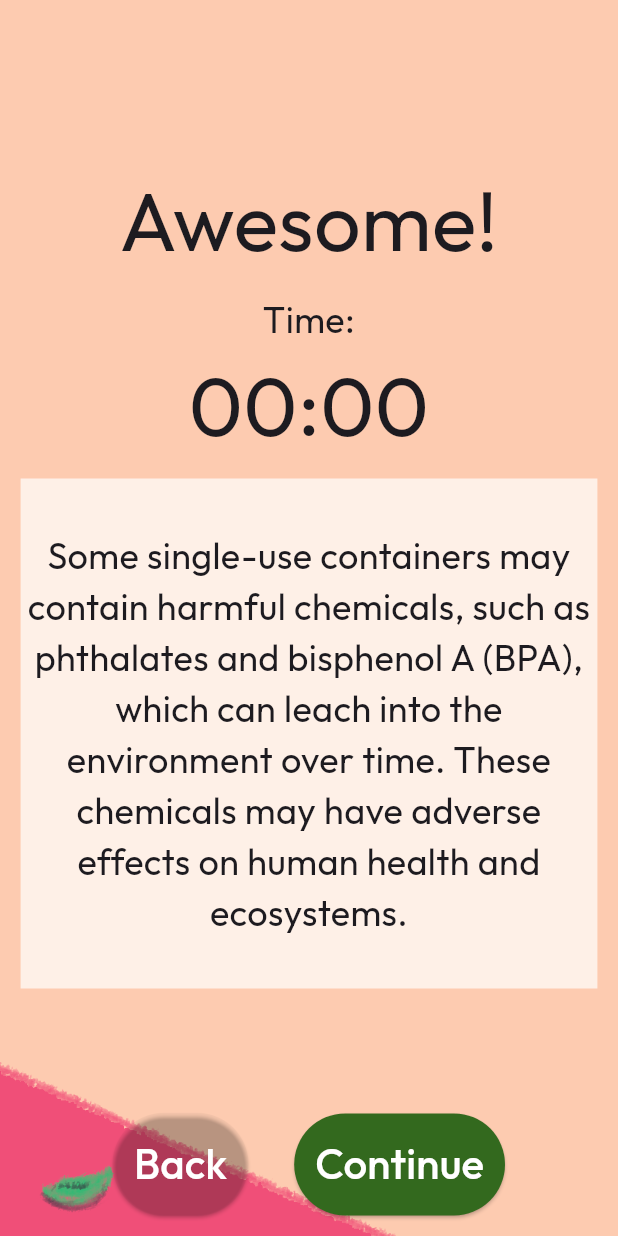
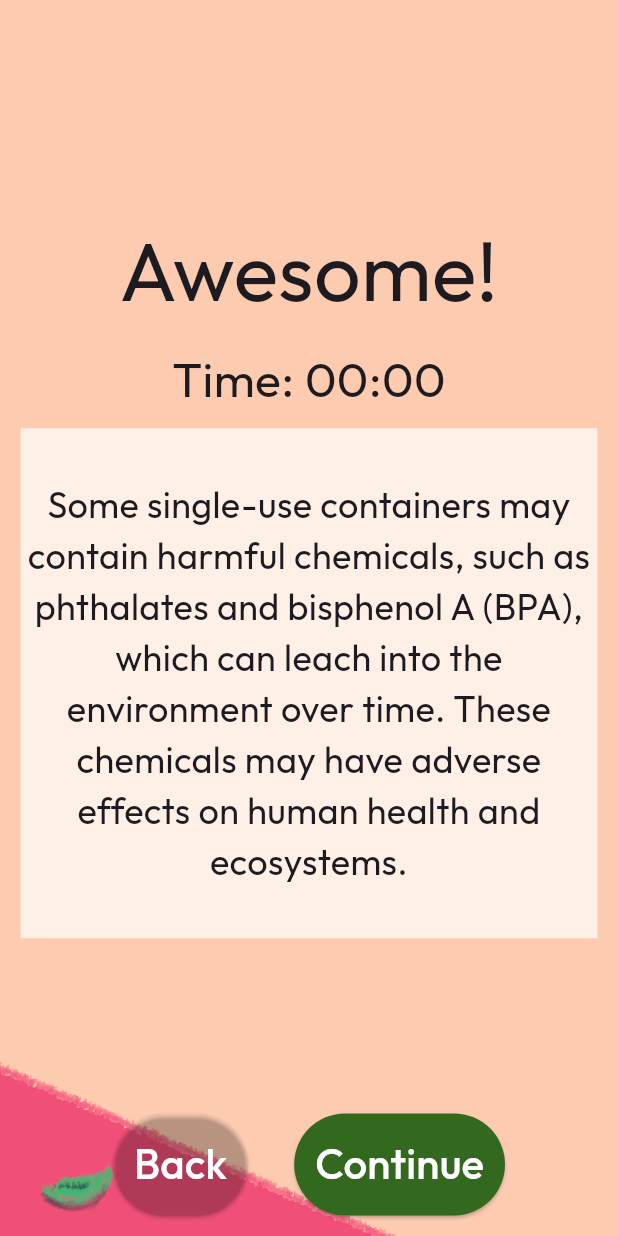
Before and after one commit to jiajun-seah/pack-it, a Flutter app: the WinGameScreen screen opened directly with empty values, on a phone screen of 412 x 824 dp. Run offline on Flutter 3.47's test engine with Material 3 defaults, Android fonts, the phone set to English and light mode, and no system bars; our stand-ins replace audioplayers, auto_size_text, go_router, google_fonts, shared_preferences; missing offline and left inert: nes_ui; accounts and stored records are empty.

Commit message:
minor aesthetic fixes, spelling errors

```diff
--- a/revival_realm/lib/extras/extras_screen.dart
+++ b/revival_realm/lib/extras/extras_screen.dart
@@ -103,7 +103,7 @@ class ExtrasScreen extends StatelessWidget {
                         ),
                       ),
                       TextSpan(
-                        text: 'Github',
+                        text: 'GitHub',
                         style: GoogleFonts.outfit(
                           fontSize: 24,
                           color: Colors.black,
--- a/revival_realm/lib/play_session/play_session_screen.dart
+++ b/revival_realm/lib/play_session/play_session_screen.dart
@@ -32,7 +32,7 @@ class _PlaySessionScreenState extends State<PlaySessionScreen> {
 
   static const _celebrationDuration = Duration(milliseconds: 3000);
   static const _preCelebrationDuration = Duration(milliseconds: 600);
-  static const _styrofoamDuration = Duration(milliseconds: 1000);
+  static const _styrofoamDuration = Duration(milliseconds: 2000);
 
   bool _won = false;
   bool _duringCelebration = false;
@@ -168,7 +168,7 @@ class _PlaySessionScreenState extends State<PlaySessionScreen> {
                               alignment: const Alignment(-1,-1),
                                 widthFactor: (widget.level.id == 4 || widget.level.id == 6 ) ? 0.46 : 0.36,
                                   child: AnimatedCrossFade(
-                                    duration: const Duration(seconds: 2),
+                                    duration: const Duration(seconds: 3),
                                     firstChild: Image.asset('assets/images/foods/styrofoam.png'),
                                     secondChild: Image.asset('assets/images/foods/level_${(widget.level.id)}_lid.png'),
                                     crossFadeState: _lidOn ? CrossFadeState.showSecond: CrossFadeState.showFirst,
--- a/revival_realm/lib/win_game/win_game_screen.dart
+++ b/revival_realm/lib/win_game/win_game_screen.dart
@@ -51,22 +51,22 @@ class WinGameScreen extends StatelessWidget {
               gap,
               Center(
                 child: Text(
-                'Time:',
+                'Time: ${score.formattedTime}',
                 textAlign: TextAlign.center,
                 style: GoogleFonts.outfit(
-                  fontSize: 24,
+                  fontSize: 32,
                 ),
               ),
               ),
-              Center(
-                child: Text(
-                score.formattedTime,
-                textAlign: TextAlign.center,
-                style: GoogleFonts.outfit(
-                  fontSize: 55,
-                ),
-              ),
-              ),
+              // Center(
+              //   child: Text(
+              //   score.formattedTime,
+              //   textAlign: TextAlign.center,
+              //   style: GoogleFonts.outfit(
+              //     fontSize: 55,
+              //   ),
+              // ),
+              // ),
               gap,
               Stack(
                 alignment: Alignment.center,
```
Also changed, not shown: 7 other files.
